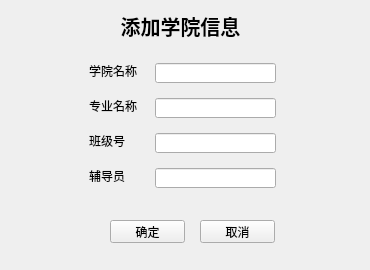
Above: admin/admin_adddean.ui from wo16pao/MS before the change. Below: the same form after it.
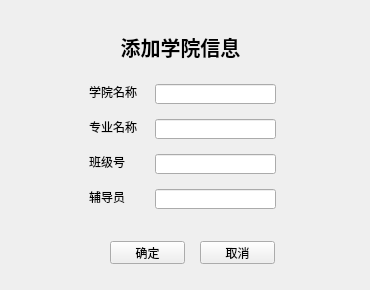
That is the form after the change.

Patch:
```diff
--- a/admin/admin_adddean.ui
+++ b/admin/admin_adddean.ui
@@ -7,7 +7,7 @@
     <x>0</x>
     <y>0</y>
     <width>370</width>
-    <height>270</height>
+    <height>290</height>
    </rect>
   </property>
   <property name="windowTitle">
@@ -17,7 +17,7 @@
    <property name="geometry">
     <rect>
      <x>100</x>
-     <y>10</y>
+     <y>31</y>
      <width>161</width>
      <height>31</height>
     </rect>
@@ -40,7 +40,7 @@
    <property name="geometry">
     <rect>
      <x>23</x>
-     <y>211</y>
+     <y>232</y>
      <width>81</width>
      <height>41</height>
     </rect>
@@ -56,7 +56,7 @@
    <property name="geometry">
     <rect>
      <x>110</x>
-     <y>220</y>
+     <y>241</y>
      <width>75</width>
      <height>23</height>
     </rect>
@@ -69,7 +69,7 @@
    <property name="geometry">
     <rect>
      <x>200</x>
-     <y>220</y>
+     <y>241</y>
      <width>75</width>
      <height>23</height>
     </rect>
@@ -82,7 +82,7 @@
    <property name="geometry">
     <rect>
      <x>80</x>
-     <y>45</y>
+     <y>66</y>
      <width>205</width>
      <height>161</height>
     </rect>
```
